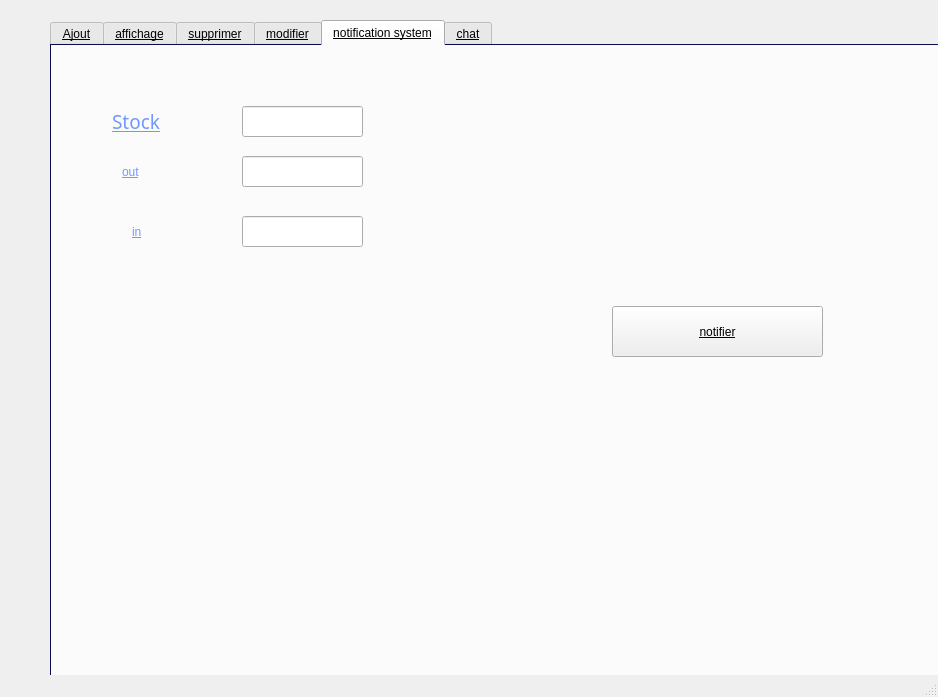
Qt form mainwindow.ui (Aurielle-hash/SMART_DRY_CLEANER_2A5) before a commit.
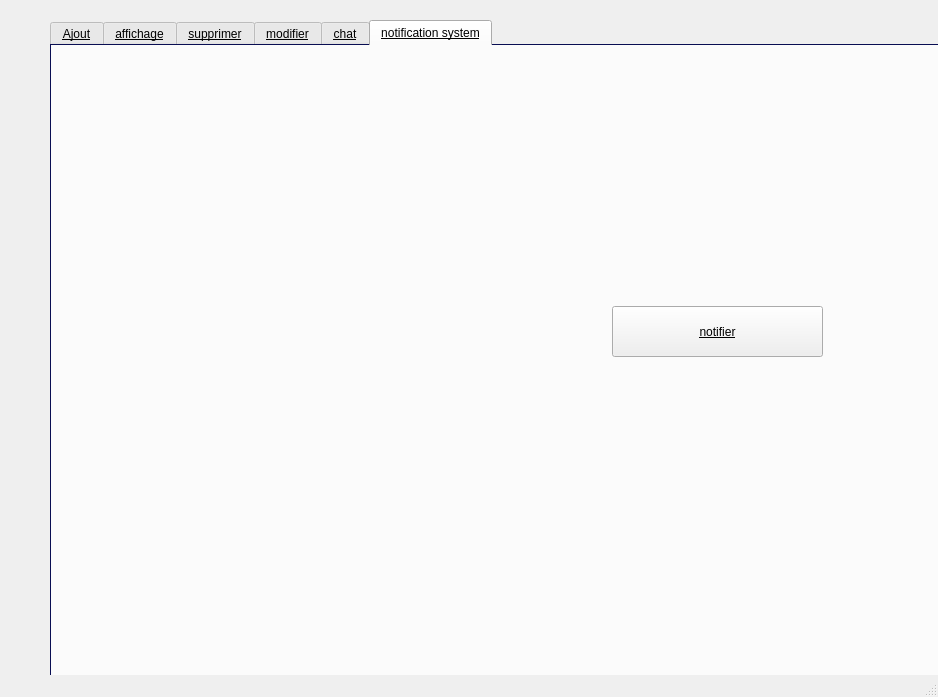
The same form after that commit. The open tabs and pages were chosen to show the change. Icons and pictures are not drawn.

```diff
--- a/mainwindow.ui
+++ b/mainwindow.ui
@@ -20,7 +20,7 @@
       <x>50</x>
       <y>20</y>
       <width>911</width>
-      <height>661</height>
+      <height>681</height>
      </rect>
     </property>
     <property name="palette">
@@ -493,7 +493,7 @@
       <property name="geometry">
        <rect>
         <x>30</x>
-        <y>300</y>
+        <y>320</y>
         <width>811</width>
         <height>251</height>
        </rect>
@@ -502,10 +502,10 @@
      <widget class="QGroupBox" name="groupBox">
       <property name="geometry">
        <rect>
-        <x>10</x>
+        <x>20</x>
         <y>20</y>
         <width>381</width>
-        <height>171</height>
+        <height>201</height>
        </rect>
       </property>
       <property name="palette">
@@ -619,8 +619,8 @@
       <widget class="QPushButton" name="pushButton_4">
        <property name="geometry">
         <rect>
-         <x>210</x>
-         <y>100</y>
+         <x>180</x>
+         <y>40</y>
          <width>121</width>
          <height>31</height>
         </rect>
@@ -633,7 +633,7 @@
        <property name="geometry">
         <rect>
          <x>20</x>
-         <y>60</y>
+         <y>40</y>
          <width>201</width>
          <height>41</height>
         </rect>
@@ -708,6 +708,58 @@
         <bool>true</bool>
        </property>
       </widget>
+      <widget class="QLabel" name="label_14">
+       <property name="geometry">
+        <rect>
+         <x>10</x>
+         <y>100</y>
+         <width>171</width>
+         <height>16</height>
+        </rect>
+       </property>
+       <property name="text">
+        <string>nom_materiel</string>
+       </property>
+      </widget>
+      <widget class="QPushButton" name="pushButton">
+       <property name="geometry">
+        <rect>
+         <x>210</x>
+         <y>100</y>
+         <width>121</width>
+         <height>28</height>
+        </rect>
+       </property>
+       <property name="text">
+        <string>tri_nom</string>
+       </property>
+      </widget>
+      <widget class="QLabel" name="label_15">
+       <property name="geometry">
+        <rect>
+         <x>20</x>
+         <y>160</y>
+         <width>161</width>
+         <height>20</height>
+        </rect>
+       </property>
+       <property name="text">
+        <string>prix materiel</string>
+       </property>
+      </widget>
+      <widget class="QPushButton" name="pushButton_2">
+       <property name="geometry">
+        <rect>
+         <x>220</x>
+         <y>160</y>
+         <width>93</width>
+         <height>28</height>
+        </rect>
+       </property>
+       <property name="text">
+        <string>tri prix</string>
+       </property>
+      </widget>
      </widget>
      <widget class="QGroupBox" name="groupBox_2">
       <property name="geometry">
@@ -881,7 +933,7 @@
       <property name="geometry">
        <rect>
         <x>30</x>
-        <y>200</y>
+        <y>230</y>
         <width>91</width>
         <height>81</height>
        </rect>
@@ -900,7 +952,7 @@
       <property name="geometry">
        <rect>
         <x>690</x>
-        <y>560</y>
+        <y>570</y>
         <width>171</width>
         <height>41</height>
        </rect>
@@ -912,6 +964,32 @@
        <string>exportpdf</string>
       </property>
      </widget>
+     <widget class="QLabel" name="label_13">
+      <property name="geometry">
+       <rect>
+        <x>90</x>
+        <y>570</y>
+        <width>81</width>
+        <height>51</height>
+       </rect>
+      </property>
+      <property name="text">
+       <string/>
+      </property>
+     </widget>
+     <widget class="QPushButton" name="button_verifier">
+      <property name="geometry">
+       <rect>
+        <x>370</x>
+        <y>270</y>
+        <width>93</width>
+        <height>28</height>
+       </rect>
+      </property>
+      <property name="text">
+       <string>Verifier</string>
+      </property>
+     </widget>
     </widget>
     <widget class="QWidget" name="tab_2">
      <attribute name="title">
@@ -1400,260 +1478,6 @@
       </property>
      </widget>
     </widget>
-    <widget class="QWidget" name="tab_6">
-     <attribute name="title">
-      <string>notification system</string>
-     </attribute>
-     <widget class="QLabel" name="label_13">
-      <property name="geometry">
-       <rect>
-        <x>60</x>
-        <y>60</y>
-        <width>101</width>
-        <height>31</height>
-       </rect>
-      </property>
-      <property name="palette">
-       <palette>
-        <active>
-         <colorrole role="WindowText">
-          <brush brushstyle="SolidPattern">
-           <color alpha="255">
-            <red>114</red>
-            <green>152</green>
-            <blue>255</blue>
-           </color>
-          </brush>
-         </colorrole>
-        </active>
-        <inactive>
-         <colorrole role="WindowText">
-          <brush brushstyle="SolidPattern">
-           <color alpha="255">
-            <red>114</red>
-            <green>152</green>
-            <blue>255</blue>
-           </color>
-          </brush>
-         </colorrole>
-        </inactive>
-        <disabled>
-         <colorrole role="WindowText">
-          <brush brushstyle="SolidPattern">
-           <color alpha="255">
-            <red>120</red>
-            <green>120</green>
-            <blue>120</blue>
-           </color>
-          </brush>
-         </colorrole>
-        </disabled>
-       </palette>
-      </property>
-      <property name="font">
-       <font>
-        <family>Arial Black</family>
-        <pointsize>14</pointsize>
-        <weight>10</weight>
-        <italic>false</italic>
-        <bold>false</bold>
-        <underline>true</underline>
-       </font>
-      </property>
-      <property name="styleSheet">
-       <string notr="true">font: 75 18pt &quot;MS Shell Dlg 2&quot;;
-text-decoration: underline;
-font: 87 14pt &quot;Arial Black&quot;;
-text-decoration: underline;</string>
-      </property>
-      <property name="text">
-       <string>Stock</string>
-      </property>
-     </widget>
-     <widget class="QLabel" name="label_14">
-      <property name="geometry">
-       <rect>
-        <x>70</x>
-        <y>110</y>
-        <width>91</width>
-        <height>31</height>
-       </rect>
-      </property>
-      <property name="palette">
-       <palette>
-        <active>
-         <colorrole role="WindowText">
-          <brush brushstyle="SolidPattern">
-           <color alpha="255">
-            <red>114</red>
-            <green>152</green>
-            <blue>255</blue>
-           </color>
-          </brush>
-         </colorrole>
-        </active>
-        <inactive>
-         <colorrole role="WindowText">
-          <brush brushstyle="SolidPattern">
-           <color alpha="255">
-            <red>114</red>
-            <green>152</green>
-            <blue>255</blue>
-           </color>
-          </brush>
-         </colorrole>
-        </inactive>
-        <disabled>
-         <colorrole role="WindowText">
-          <brush brushstyle="SolidPattern">
-           <color alpha="255">
-            <red>120</red>
-            <green>120</green>
-            <blue>120</blue>
-           </color>
-          </brush>
-         </colorrole>
-        </disabled>
-       </palette>
-      </property>
-      <property name="styleSheet">
-       <string notr="true">font: 87 14pt &quot;Arial Black&quot;;
-text-decoration: underline;</string>
-      </property>
-      <property name="text">
-       <string>out</string>
-      </property>
-     </widget>
-     <widget class="QLabel" name="label_15">
-      <property name="geometry">
-       <rect>
-        <x>80</x>
-        <y>170</y>
-        <width>47</width>
-        <height>31</height>
-       </rect>
-      </property>
-      <property name="palette">
-       <palette>
-        <active>
-         <colorrole role="WindowText">
-          <brush brushstyle="SolidPattern">
-           <color alpha="255">
-            <red>114</red>
-            <green>152</green>
-            <blue>255</blue>
-           </color>
-          </brush>
-         </colorrole>
-        </active>
-        <inactive>
-         <colorrole role="WindowText">
-          <brush brushstyle="SolidPattern">
-           <color alpha="255">
-            <red>114</red>
-            <green>152</green>
-            <blue>255</blue>
-           </color>
-          </brush>
-         </colorrole>
-        </inactive>
-        <disabled>
-         <colorrole role="WindowText">
-          <brush brushstyle="SolidPattern">
-           <color alpha="255">
-            <red>120</red>
-            <green>120</green>
-            <blue>120</blue>
-           </color>
-          </brush>
-         </colorrole>
-        </disabled>
-       </palette>
-      </property>
-      <property name="styleSheet">
-       <string notr="true">font: 87 14pt &quot;Arial Black&quot;;
-text-decoration: underline;</string>
-      </property>
-      <property name="text">
-       <string>in</string>
-      </property>
-     </widget>
-     <widget class="QLineEdit" name="lineEdit_12">
-      <property name="geometry">
-       <rect>
-        <x>190</x>
-        <y>60</y>
-        <width>121</width>
-        <height>31</height>
-       </rect>
-      </property>
-     </widget>
-     <widget class="QLineEdit" name="lineEdit_13">
-      <property name="geometry">
-       <rect>
-        <x>190</x>
-        <y>110</y>
-        <width>121</width>
-        <height>31</height>
-       </rect>
-      </property>
-     </widget>
-     <widget class="QLineEdit" name="lineEdit_14">
-      <property name="geometry">
-       <rect>
-        <x>190</x>
-        <y>170</y>
-        <width>121</width>
-        <height>31</height>
-       </rect>
-      </property>
-     </widget>
-     <widget class="QPushButton" name="notifier_lina">
-      <property name="geometry">
-       <rect>
-        <x>560</x>
-        <y>260</y>
-        <width>211</width>
-        <height>51</height>
-       </rect>
-      </property>
-      <property name="text">
-       <string>notifier</string>
-      </property>
-     </widget>
-     <widget class="QLabel" name="label_25">
-      <property name="geometry">
-       <rect>
-        <x>190</x>
-        <y>240</y>
-        <width>56</width>
-        <height>16</height>
-       </rect>
-      </property>
-      <property name="text">
-       <string/>
-      </property>
-     </widget>
-     <widget class="QLabel" name="label_26">
-      <property name="geometry">
-       <rect>
-        <x>720</x>
-        <y>60</y>
-        <width>81</width>
-        <height>71</height>
-       </rect>
-      </property>
-      <property name="text">
-       <string/>
-      </property>
-      <property name="pixmap">
-       <pixmap>../photoqt/images.png</pixmap>
-      </property>
-      <property name="scaledContents">
-       <bool>true</bool>
-      </property>
-     </widget>
-    </widget>
     <widget class="QWidget" name="tab_7">
      <attribute name="title">
       <string>chat</string>
@@ -1930,6 +1754,32 @@
        </property>
       </widget>
      </widget>
+     <widget class="QPushButton" name="start_c">
+      <property name="geometry">
+       <rect>
+        <x>330</x>
+        <y>450</y>
+        <width>171</width>
+        <height>61</height>
+       </rect>
+      </property>
+      <property name="text">
+       <string>start client</string>
+      </property>
+     </widget>
+     <widget class="QPushButton" name="pb_server">
+      <property name="geometry">
+       <rect>
+        <x>100</x>
+        <y>470</y>
+        <width>151</width>
+        <height>31</height>
+       </rect>
+      </property>
+      <property name="text">
+       <string>server</string>
+      </property>
+     </widget>
      <zorder>groupBox_3</zorder>
      <zorder>label_16</zorder>
      <zorder>label_17</zorder>
@@ -1938,6 +1788,62 @@
      <zorder>label_20</zorder>
      <zorder>dateEdit_2</zorder>
      <zorder>pushButton_6</zorder>
+     <zorder>start_c</zorder>
+     <zorder>pb_server</zorder>
+    </widget>
+    <widget class="QWidget" name="tab_6">
+     <attribute name="icon">
+      <iconset resource="icon.qrc">
+       <normaloff>:/test.png</normaloff>:/test.png</iconset>
+     </attribute>
+     <attribute name="title">
+      <string>notification system</string>
+     </attribute>
+     <widget class="QPushButton" name="notifier_lina">
+      <property name="geometry">
+       <rect>
+        <x>560</x>
+        <y>260</y>
+        <width>211</width>
+        <height>51</height>
+       </rect>
+      </property>
+      <property name="text">
+       <string>notifier</string>
+      </property>
+     </widget>
+     <widget class="QLabel" name="label_25">
+      <property name="geometry">
+       <rect>
+        <x>190</x>
+        <y>240</y>
+        <width>56</width>
+        <height>16</height>
+       </rect>
+      </property>
+      <property name="text">
+       <string/>
+      </property>
+     </widget>
+     <widget class="QLabel" name="label_26">
+      <property name="geometry">
+       <rect>
+        <x>720</x>
+        <y>60</y>
+        <width>81</width>
+        <height>71</height>
+       </rect>
+      </property>
+      <property name="text">
+       <string/>
+      </property>
+      <property name="pixmap">
+       <pixmap>../photoqt/images.png</pixmap>
+      </property>
+      <property name="scaledContents">
+       <bool>true</bool>
+      </property>
+     </widget>
     </widget>
    </widget>
   </widget>
```
Left out of the diff: 4 changed lines with no effect on the pictures.
